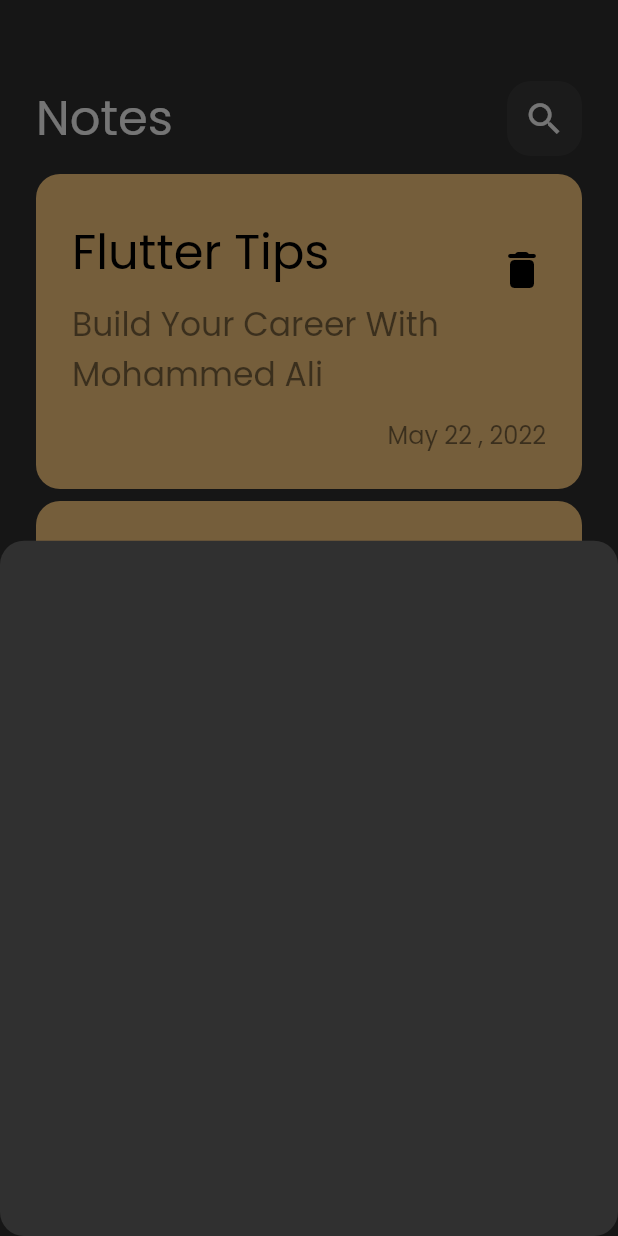
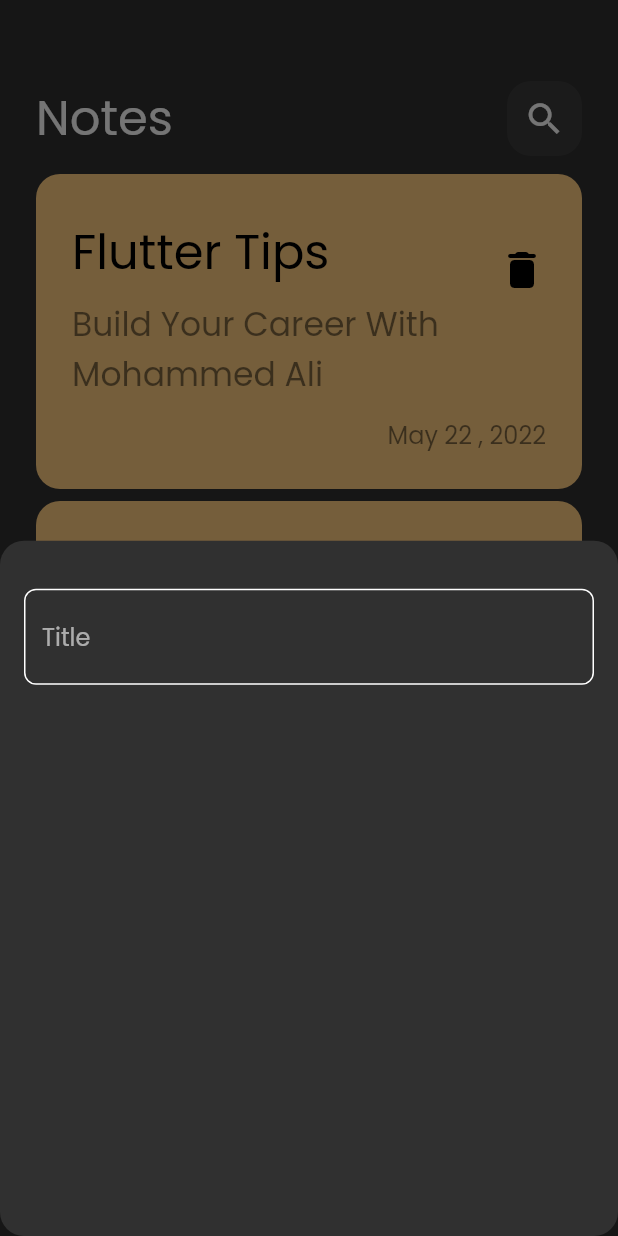
Before and after one commit to mohammedali882001/note_app, a Flutter app: the screen it shows after launch, after a tap on the "add" icon, on a phone screen of 412 x 824 dp. Run offline on Flutter 3.47's test engine with Material 2 defaults, Android fonts, the phone set to English and light mode, and no system bars.

Commit message:
add custom tet field

```diff
--- /dev/null
+++ b/lib/constants.dart
@@ -0,0 +1,3 @@
+import 'package:flutter/animation.dart';
+
+const kPrimaryColor = Color(0xff62fcd7);
--- a/lib/widgets/custom_add_note_bottom_sheet.dart
+++ b/lib/widgets/custom_add_note_bottom_sheet.dart
@@ -1,10 +1,21 @@
 import 'package:flutter/material.dart';
+
+import '../constants.dart';
+import 'custom_textFeild.dart';
 
 class CustomAddNoteBottomSheet extends StatelessWidget {
   const CustomAddNoteBottomSheet({super.key});
 
   @override
   Widget build(BuildContext context) {
-    return Container();
+    return Padding(
+      padding: const EdgeInsets.symmetric(horizontal: 16),
+      child: Column(
+        children: [
+          SizedBox(height: 32),
+          CustomTextField(),
+        ],
+      ),
+    );
   }
 }
--- /dev/null
+++ b/lib/widgets/custom_textFeild.dart
@@ -0,0 +1,26 @@
+import 'package:flutter/material.dart';
+
+import '../constants.dart';
+
+class CustomTextField extends StatelessWidget {
+  const CustomTextField({super.key});
+
+  @override
+  Widget build(BuildContext context) {
+    return TextField(
+      cursorColor: kPrimaryColor,
+      decoration: InputDecoration(
+          hintText: 'Title',
+          enabledBorder: OutlineInputBorder(
+              borderRadius: BorderRadius.circular(8),
+              borderSide: BorderSide(color: Colors.white)),
+          focusedBorder: OutlineInputBorder(
+            borderRadius: BorderRadius.circular(8),
+            borderSide: BorderSide(color: kPrimaryColor),
+          ),
+          border: OutlineInputBorder(
+            borderRadius: BorderRadius.circular(8),
+          )),
+    );
+  }
+}
```
